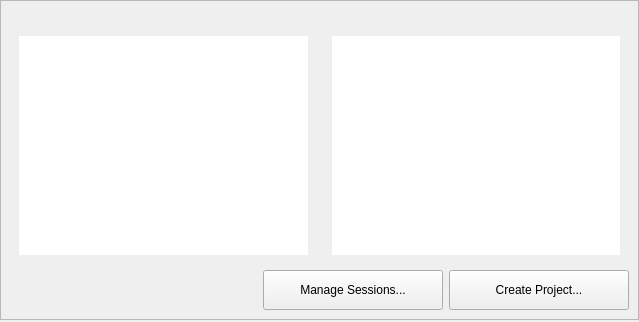
Old version of the form src/plugins/projectexplorer/projectwelcomepagewidget.ui in the repository qt-creator/qt-creator.
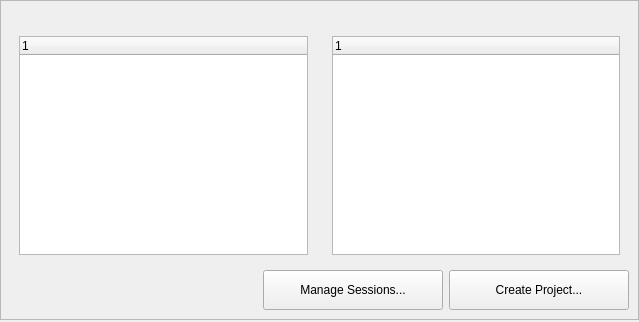
New version of the form. Icons and pictures are not drawn. Custom widgets are drawn as their Qt base class.

Commit message:
Welcome Screen: Use normal boxed label widgets
instead of a tweaked QTreeWidget, making it twice as fast.

```diff
--- a/src/plugins/projectexplorer/projectwelcomepagewidget.ui
+++ b/src/plugins/projectexplorer/projectwelcomepagewidget.ui
@@ -57,64 +57,6 @@
            </property>
            <item row="3" column="0" colspan="3">
             <widget class="Utils::WelcomeModeTreeWidget" name="projTreeWidget">
-             <property name="sizePolicy">
-              <sizepolicy hsizetype="Preferred" vsizetype="Preferred">
-               <horstretch>0</horstretch>
-               <verstretch>0</verstretch>
-              </sizepolicy>
-             </property>
-             <property name="focusPolicy">
-              <enum>Qt::NoFocus</enum>
-             </property>
-             <property name="frameShape">
-              <enum>QFrame::NoFrame</enum>
-             </property>
-             <property name="selectionMode">
-              <enum>QAbstractItemView::NoSelection</enum>
-             </property>
-             <property name="verticalScrollMode">
-              <enum>QAbstractItemView::ScrollPerPixel</enum>
-             </property>
-             <property name="rootIsDecorated">
-              <bool>false</bool>
-             </property>
-             <property name="uniformRowHeights">
-              <bool>true</bool>
-             </property>
-             <property name="allColumnsShowFocus">
-              <bool>true</bool>
-             </property>
-             <property name="columnCount">
-              <number>2</number>
-             </property>
-             <attribute name="headerVisible">
-              <bool>false</bool>
-             </attribute>
-             <attribute name="headerDefaultSectionSize">
-              <number>24</number>
-             </attribute>
-             <attribute name="headerMinimumSectionSize">
-              <number>0</number>
-             </attribute>
-             <attribute name="headerDefaultSectionSize">
-              <number>24</number>
-             </attribute>
-             <attribute name="headerVisible">
-              <bool>false</bool>
-             </attribute>
-             <attribute name="headerMinimumSectionSize">
-              <number>0</number>
-             </attribute>
-             <column>
-              <property name="text">
-               <string notr="true">1</string>
-              </property>
-             </column>
-             <column>
-              <property name="text">
-               <string notr="true">2</string>
-              </property>
-             </column>
             </widget>
            </item>
            <item row="1" column="0" colspan="3">
@@ -172,64 +114,6 @@
            </item>
            <item row="3" column="0" colspan="3">
             <widget class="Utils::WelcomeModeTreeWidget" name="sessTreeWidget">
-             <property name="sizePolicy">
-              <sizepolicy hsizetype="Preferred" vsizetype="Preferred">
-               <horstretch>0</horstretch>
-               <verstretch>0</verstretch>
-              </sizepolicy>
-             </property>
-             <property name="focusPolicy">
-              <enum>Qt::NoFocus</enum>
-             </property>
-             <property name="frameShape">
-              <enum>QFrame::NoFrame</enum>
-             </property>
-             <property name="selectionMode">
-              <enum>QAbstractItemView::NoSelection</enum>
-             </property>
-             <property name="verticalScrollMode">
-              <enum>QAbstractItemView::ScrollPerPixel</enum>
-             </property>
-             <property name="rootIsDecorated">
-              <bool>false</bool>
-             </property>
-             <property name="uniformRowHeights">
-              <bool>true</bool>
-             </property>
-             <property name="allColumnsShowFocus">
-              <bool>true</bool>
-             </property>
-             <property name="columnCount">
-              <number>2</number>
-             </property>
-             <attribute name="headerVisible">
-              <bool>false</bool>
-             </attribute>
-             <attribute name="headerDefaultSectionSize">
-              <number>24</number>
-             </attribute>
-             <attribute name="headerMinimumSectionSize">
-              <number>0</number>
-             </attribute>
-             <attribute name="headerDefaultSectionSize">
-              <number>24</number>
-             </attribute>
-             <attribute name="headerVisible">
-              <bool>false</bool>
-             </attribute>
-             <attribute name="headerMinimumSectionSize">
-              <number>0</number>
-             </attribute>
-             <column>
-              <property name="text">
-               <string notr="true">1</string>
-              </property>
-             </column>
-             <column>
-              <property name="text">
-               <string notr="true">2</string>
-              </property>
-             </column>
             </widget>
            </item>
           </layout>
```
The commit also changes 4 other files.
